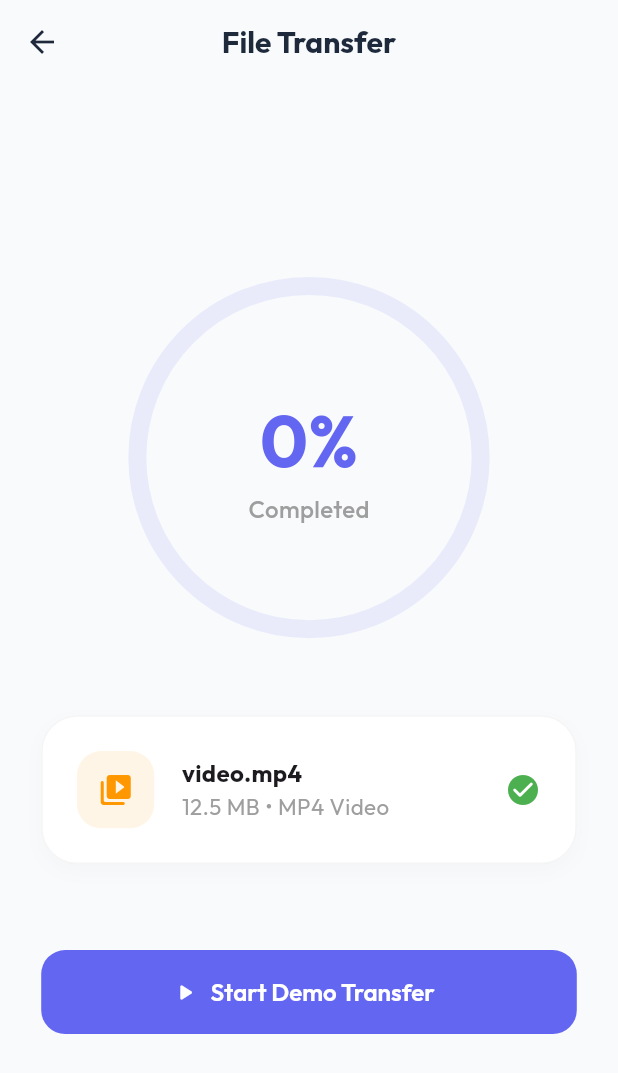
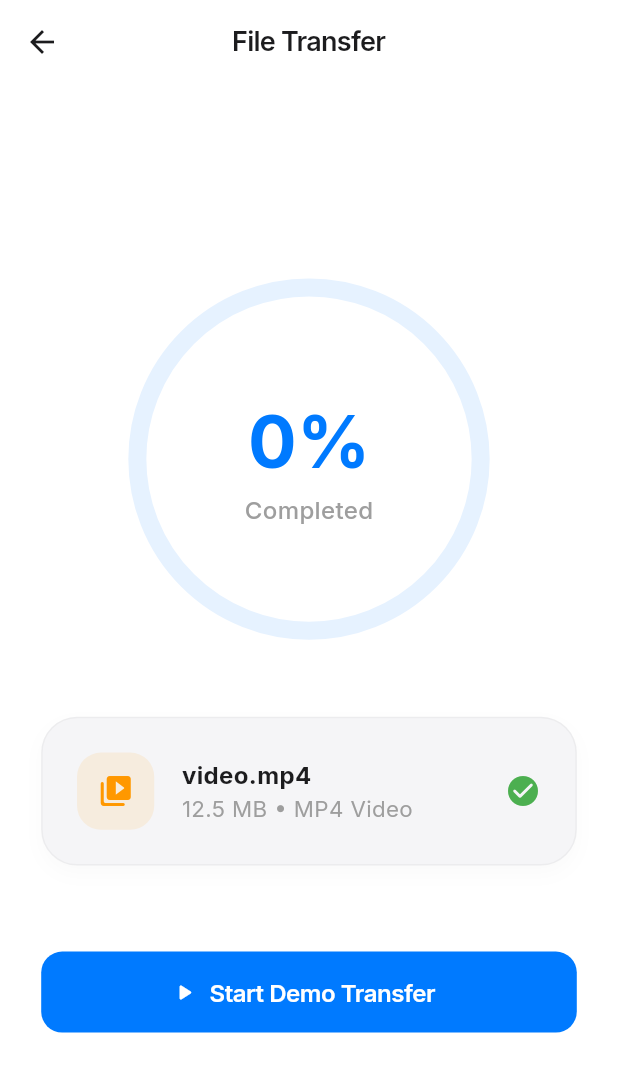
Before and after one commit to NishadMiah/NearLink, a Flutter app: the TransferScreen screen opened by its route, on a phone screen of 412 x 824 dp. Shown: the top 1073 px of the screen. Run offline on Flutter 3.47's test engine with Material 3 defaults, Android fonts, the phone set to English and light mode, and no system bars; drawn by our look-alikes of flutter_animate; our stand-ins replace animate_do, flutter_blue_plus, flutter_screenutil, gap, get, google_fonts and 3 more; missing offline and left inert: encrypt, flutter_ble_peripheral, flutter_p2p_connection; accounts and stored records are empty; statements that could not run were skipped.

Commit message:
style: revamp app theme with iOS-inspired color palette, Inter typography, and refined UI component metrics

```diff
--- a/lib/core/theme/app_theme.dart
+++ b/lib/core/theme/app_theme.dart
@@ -2,19 +2,28 @@ import 'package:flutter/material.dart';
 import 'package:google_fonts/google_fonts.dart';
 
 class AppTheme {
-  static const Color primaryColor = Color(0xFF6366F1); // Indigo
-  static const Color secondaryColor = Color(0xFF8B5CF6); // Violet
-  static const Color scaffoldLight = Color(0xFFF8FAFC);
-  static const Color scaffoldDark = Color(0xFF0F172A); // Slate 900
-  static const Color cardLight = Colors.white;
-  static const Color cardDark = Color(0xFF1E293B); // Slate 800
+  static const Color primaryColor = Color(0xFF007AFF); // iOS Blue
+  static const Color secondaryColor = Color(0xFF5AC8FA); // Light Blue Accent
+
+  // Light Theme Colors
+  static const Color scaffoldLight = Color(0xFFFFFFFF); // Pure White
+  static const Color cardLight = Color(0xFFF5F5F7); // Apple Light Grey
+  static const Color textLight = Color(0xFF1C1C1E); // Deep Charcoal
+
+  // Dark Theme Colors
+  static const Color scaffoldDark = Color(0xFF000000); // Pure Black
+  static const Color cardDark = Color(0xFF1C1C1E); // Elevate Dark Grey
+  static const Color textDark = Color(0xFFFFFFFF); // Pure White
 
   static final lightTheme = ThemeData(
     useMaterial3: true,
     brightness: Brightness.light,
     primaryColor: primaryColor,
     scaffoldBackgroundColor: scaffoldLight,
-    textTheme: GoogleFonts.outfitTextTheme(),
+    textTheme: GoogleFonts.interTextTheme().apply(
+      bodyColor: textLight,
+      displayColor: textLight,
+    ),
     colorScheme: ColorScheme.fromSeed(
       seedColor: primaryColor,
       brightness: Brightness.light,
@@ -24,16 +33,17 @@ class AppTheme {
       backgroundColor: scaffoldLight,
       elevation: 0,
       centerTitle: true,
-      titleTextStyle: GoogleFonts.outfit(
-        color: const Color(0xFF1E293B),
-        fontSize: 20,
-        fontWeight: FontWeight.w700,
+      titleTextStyle: GoogleFonts.inter(
+        color: textLight,
+        fontSize: 18,
+        fontWeight: FontWeight.w600,
+        letterSpacing: -0.5,
       ),
-      iconTheme: const IconThemeData(color: Color(0xFF1E293B)),
+      iconTheme: const IconThemeData(color: textLight),
     ),
     cardTheme: CardThemeData(
       elevation: 0,
-      shape: RoundedRectangleBorder(borderRadius: BorderRadius.circular(20)),
+      shape: RoundedRectangleBorder(borderRadius: BorderRadius.circular(16)),
       color: cardLight,
       margin: const EdgeInsets.symmetric(vertical: 8, horizontal: 16),
     ),
@@ -41,10 +51,14 @@ class AppTheme {
       style: ElevatedButton.styleFrom(
         backgroundColor: primaryColor,
         foregroundColor: Colors.white,
-        minimumSize: const Size(double.infinity, 56),
-        shape: RoundedRectangleBorder(borderRadius: BorderRadius.circular(16)),
+        minimumSize: const Size(double.infinity, 54),
+        shape: RoundedRectangleBorder(borderRadius: BorderRadius.circular(14)),
         elevation: 0,
-        textStyle: GoogleFonts.outfit(fontSize: 16, fontWeight: FontWeight.w600),
+        textStyle: GoogleFonts.inter(
+          fontSize: 16,
+          fontWeight: FontWeight.w600,
+          letterSpacing: -0.3,
+        ),
       ),
     ),
   );
@@ -54,7 +68,10 @@ class AppTheme {
     brightness: Brightness.dark,
     primaryColor: primaryColor,
     scaffoldBackgroundColor: scaffoldDark,
-    textTheme: GoogleFonts.outfitTextTheme(ThemeData.dark().textTheme),
+    textTheme: GoogleFonts.interTextTheme(ThemeData.dark().textTheme).apply(
+      bodyColor: textDark,
+      displayColor: textDark,
+    ),
     colorScheme: ColorScheme.fromSeed(
       seedColor: primaryColor,
       brightness: Brightness.dark,
@@ -64,16 +81,17 @@ class AppTheme {
       backgroundColor: scaffoldDark,
       elevation: 0,
       centerTitle: true,
-      titleTextStyle: GoogleFonts.outfit(
-        color: Colors.white,
-        fontSize: 20,
-        fontWeight: FontWeight.w700,
+      titleTextStyle: GoogleFonts.inter(
+        color: textDark,
+        fontSize: 18,
+        fontWeight: FontWeight.w600,
+        letterSpacing: -0.5,
       ),
-      iconTheme: const IconThemeData(color: Colors.white),
+      iconTheme: const IconThemeData(color: textDark),
     ),
     cardTheme: CardThemeData(
       elevation: 0,
-      shape: RoundedRectangleBorder(borderRadius: BorderRadius.circular(20)),
+      shape: RoundedRectangleBorder(borderRadius: BorderRadius.circular(16)),
       color: cardDark,
       margin: const EdgeInsets.symmetric(vertical: 8, horizontal: 16),
     ),
@@ -81,10 +99,14 @@ class AppTheme {
       style: ElevatedButton.styleFrom(
         backgroundColor: primaryColor,
         foregroundColor: Colors.white,
-        minimumSize: const Size(double.infinity, 56),
-        shape: RoundedRectangleBorder(borderRadius: BorderRadius.circular(16)),
+        minimumSize: const Size(double.infinity, 54),
+        shape: RoundedRectangleBorder(borderRadius: BorderRadius.circular(14)),
         elevation: 0,
-        textStyle: GoogleFonts.outfit(fontSize: 16, fontWeight: FontWeight.w600),
+        textStyle: GoogleFonts.inter(
+          fontSize: 16,
+          fontWeight: FontWeight.w600,
+          letterSpacing: -0.3,
+        ),
       ),
     ),
   );
```
Also changed, not shown: lib/main.dart (line endings or trailing spaces).
